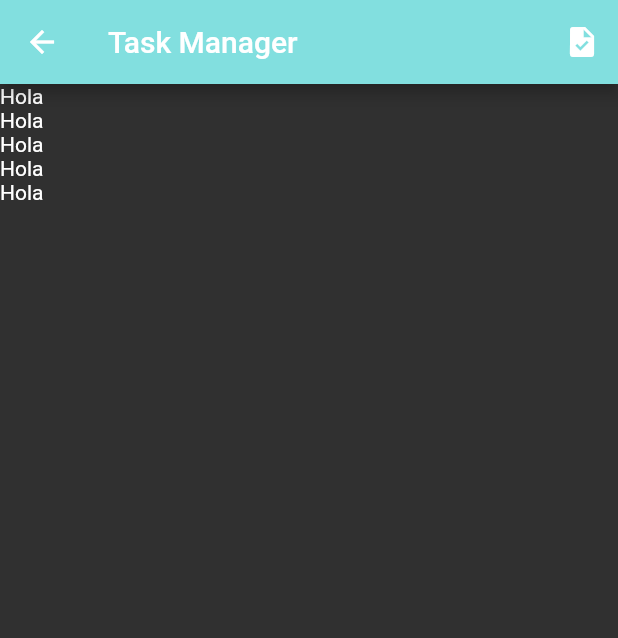
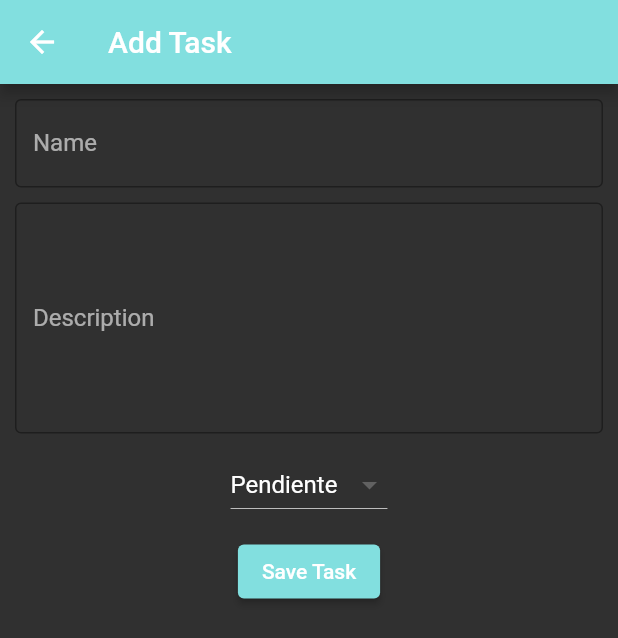
Before and after one commit to DArkIInG12/zeldaApp, a Flutter app: the TaskScreen screen opened by its route, after a tap on the "task" icon, on a phone screen of 412 x 824 dp. Shown: the top 638 px of the screen. Run offline on Flutter 3.47's test engine with Material 2 defaults, Android fonts, the phone set to English and light mode, and no system bars; our stand-ins replace concentric_transition, lottie, shared_preferences, sqflite; missing offline and left inert: day_night_switcher; accounts and stored records are empty; network calls fail.

Commit message:
Actualizacion de clase 14

```diff
--- a/lib/main.dart
+++ b/lib/main.dart
@@ -63,3 +63,5 @@ class _MyAppState extends State<MyApp> {
         });
   }
 }
+
+//CLASE 14
--- a/lib/models/task_model.dart
+++ b/lib/models/task_model.dart
@@ -2,7 +2,7 @@ class TaskModel {
   int? task_id;
   String? task_name;
   String? task_desc;
-  bool? task_state;
+  String? task_state;
 
   TaskModel({this.task_id, this.task_name, this.task_desc, this.task_state});
 
--- /dev/null
+++ b/lib/screens/add_task_screen.dart
@@ -0,0 +1,92 @@
+import 'package:flutter/material.dart';
+import 'package:project1/database/agendadb.dart';
+
+class AddTaskScreen extends StatefulWidget {
+  const AddTaskScreen({super.key});
+
+  @override
+  State<AddTaskScreen> createState() => _AddTaskScreenState();
+}
+
+class _AddTaskScreenState extends State<AddTaskScreen> {
+  String dropDownValue = "Pendiente";
+  TextEditingController txtContTaskName = TextEditingController();
+  TextEditingController txtContTaskDesc = TextEditingController();
+  List<String> dropDownValues = ["Pendiente", "Finalizado", "En Proceso"];
+  Agenda? agendadb;
+
+  @override
+  void initState() {
+    super.initState();
+    agendadb = Agenda();
+  }
+
+  @override
+  Widget build(BuildContext context) {
+    final txtTaskName = TextFormField(
+      decoration: const InputDecoration(
+          border: OutlineInputBorder(), label: Text("Name")),
+      controller: txtContTaskName,
+    );
+
+    final txtTaskDesc = TextField(
+      decoration: const InputDecoration(
+          border: OutlineInputBorder(), label: Text("Description")),
+      maxLines: 6,
+      controller: txtContTaskDesc,
+    );
+
+    const space = SizedBox(
+      height: 10,
+    );
+
+    final DropdownButton dropDownButtonStatus = DropdownButton(
+        value: dropDownValue,
+        items: dropDownValues
+            .map((status) =>
+                DropdownMenuItem(value: status, child: Text(status)))
+            .toList(),
+        onChanged: (value) {
+          dropDownValue = value;
+          setState(() {});
+        });
+
+    final ElevatedButton btnSave = ElevatedButton(
+        onPressed: () {
+          agendadb!.INSERT('tasks', {
+            "task_name": txtContTaskName.text,
+            "task_desc": txtContTaskDesc.text,
+            "task_state": dropDownValue.substring(1, 1)
+          }).then((value) {
+            var msj =
+                (value > 0) ? 'Task Added Succesfully' : 'Something Was Wrong';
+            var snackBar = SnackBar(content: Text(msj));
+            ScaffoldMessenger.of(context).showSnackBar(snackBar);
+            txtContTaskName.text = "";
+            txtContTaskDesc.text = "";
+            Navigator.pop(context);
+          });
+        },
+        child: const Text("Save Task"));
+
+    return Scaffold(
+      appBar: AppBar(
+        title: const Text("Add Task"),
+      ),
+      body: Padding(
+        padding: const EdgeInsets.all(10.0),
+        child: Column(
+          children: [
+            txtTaskName,
+            space,
+            txtTaskDesc,
+            space,
+            dropDownButtonStatus,
+            space,
+            btnSave
+          ],
+        ),
+      ),
+    );
+  }
+}
--- a/lib/screens/task_screen.dart
+++ b/lib/screens/task_screen.dart
@@ -1,6 +1,7 @@
 import 'package:flutter/material.dart';
 import 'package:project1/database/agendadb.dart';
 import 'package:project1/models/task_model.dart';
+import 'package:project1/widgets/TaskCardWidget.dart';
 
 class TaskScreen extends StatefulWidget {
   const TaskScreen({super.key});
@@ -21,8 +22,13 @@ class _TaskScreenState extends State<TaskScreen> {
   Widget build(BuildContext context) {
     return Scaffold(
       appBar: AppBar(
-        title: Text('Task Manager'),
-        actions: [IconButton(onPressed: () {}, icon: Icon(Icons.task))],
+        title: const Text('Task Manager'),
+        actions: [
+          IconButton(
+              onPressed: () => Navigator.pushNamed(context, '/addTask')
+                  .then((value) => setState(() {})),
+              icon: const Icon(Icons.task))
+        ],
       ),
       body: FutureBuilder(
           future: agendadb!.GETALLTASKS(),
@@ -30,9 +36,11 @@ class _TaskScreenState extends State<TaskScreen> {
               (BuildContext context, AsyncSnapshot<List<TaskModel>> snapshot) {
             if (snapshot.hasData) {
               return ListView.builder(
-                  itemCount: 5, //snapshot.data!.length,
+                  itemCount: snapshot.data!.length,
                   itemBuilder: (BuildContext context, int index) {
-                    return Text('Hola');
+                    return TaskCardWidget(
+                      taskModel: snapshot.data![index],
+                    );
                   });
             } else {
               if (snapshot.hasError) {
```
Also changed, not shown: lib/routes.dart (+5 -3 lines), lib/widgets/TaskCardWidget.dart (added, +20 -0 lines).
